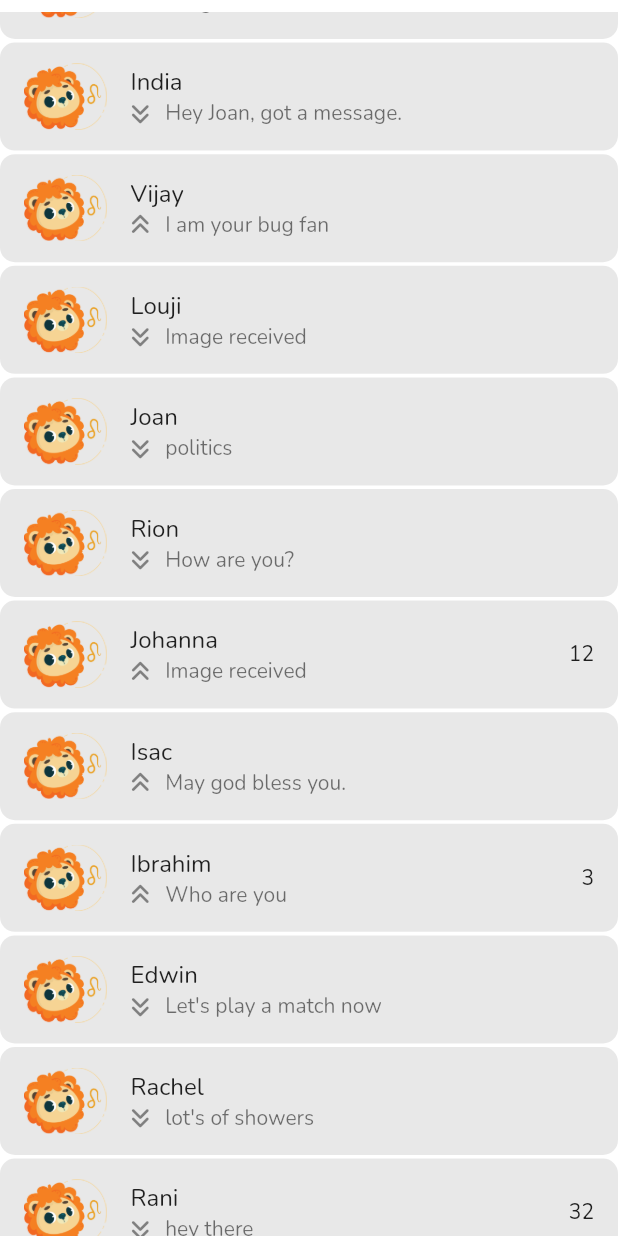
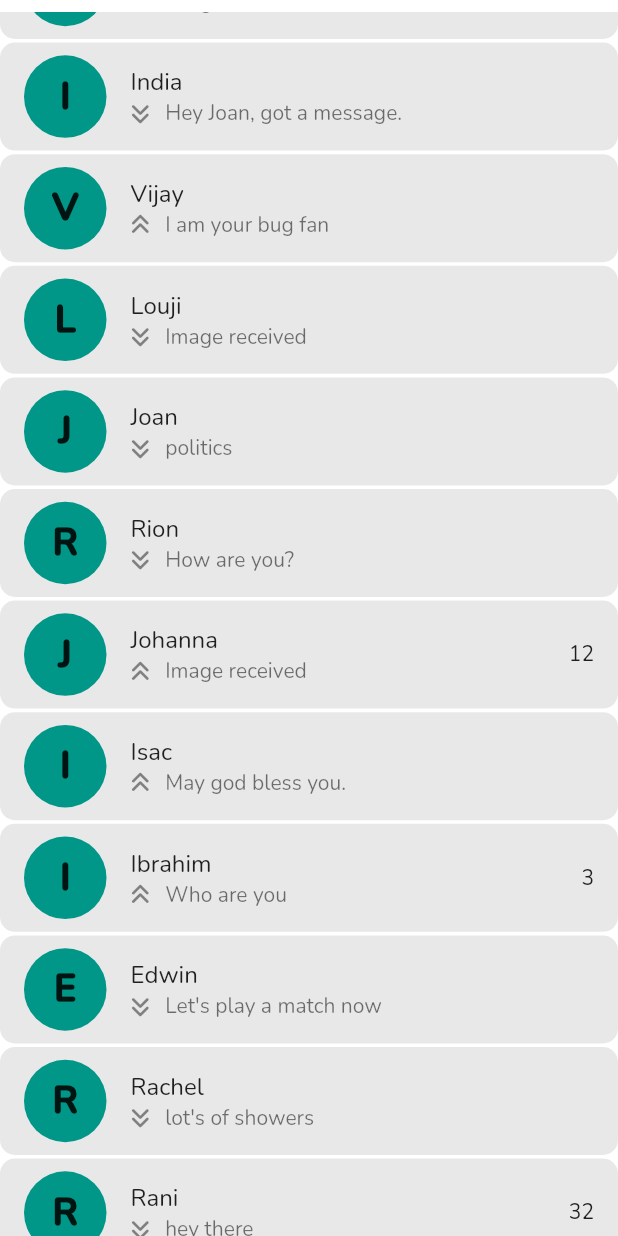
Before and after one commit to Orion-Software-Engineering/flutter, a Flutter app: the ChatRoom widget shown alone on an empty page, opened directly, scrolled down 576 dp, on a phone screen of 412 x 824 dp. Run offline on Flutter 3.47's test engine with Material 2 defaults, Android fonts, the phone set to English and light mode, and no system bars; our stand-ins replace fluttertoast, font_awesome_flutter.

Commit message:
Changed avatars to the first letter of username

```diff
--- a/lib/components/home/avatar_placeholder.dart
+++ b/lib/components/home/avatar_placeholder.dart
@@ -6,22 +6,23 @@ import 'package:font_awesome_flutter/font_awesome_flutter.dart';
 
 // ignore: must_be_immutable
 class AvatarPlaceholder extends StatelessWidget {
-  AvatarPlaceholder({Key? key, this.avatar}) : super(key: key);
-  Widget? avatar;
+  const AvatarPlaceholder({Key? key, required this.firstCharacter})
+      : super(key: key);
+  final String firstCharacter;
   @override
   Widget build(BuildContext context) {
     return Container(
       height: 55,
       width: 55,
       decoration: BoxDecoration(
-          // color: Colors.black,
+        color: Colors.teal,
         borderRadius: BorderRadius.circular(30),
       ),
       child: Center(
-            child: (avatar == null)
-                ? FaIcon(color: Colors.white, FontAwesomeIcons.user)
-                : avatar)
-        // Image.asset('assets/images/home/user_profile_avatar.png'),
+          child: Text(
+        firstCharacter,
+        style: TextStyle(fontSize: 25, fontWeight: FontWeight.w900),
+      )),
     );
   }
 }
--- a/lib/home/chat_room_page.dart
+++ b/lib/home/chat_room_page.dart
@@ -6,7 +6,7 @@ import 'package:flutter/material.dart';
 import 'package:font_awesome_flutter/font_awesome_flutter.dart';
 import 'package:matchmaking_demo/utils/constants.dart';
 import 'package:matchmaking_demo/utils/variables.dart';
-
+import 'package:matchmaking_demo/models/messaging/message_model.dart';
 import '../components/home/avatar_placeholder.dart';
 
 class ChatRoom extends StatelessWidget {
@@ -30,9 +30,7 @@ class ChatRoom extends StatelessWidget {
                     color: messageTileColor),
                 child: ListTile(
                   leading: AvatarPlaceholder(
-                    avatar:
-                        Image.asset('assets/images/messaging/Avatars/$val.png'),
-                  ),
+                      firstCharacter: chatList[index].name[0]),
                   title: Text(chatList[index].name),
                   subtitle: Row(
                     children: [
```
Lines whose indentation alone changed are shown as unchanged.
